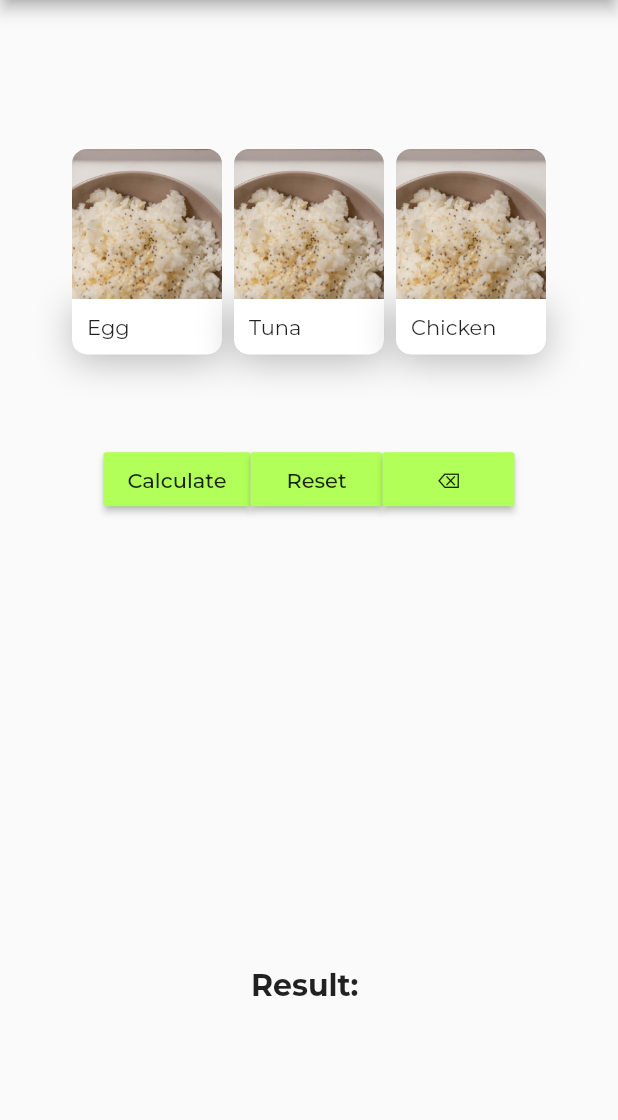
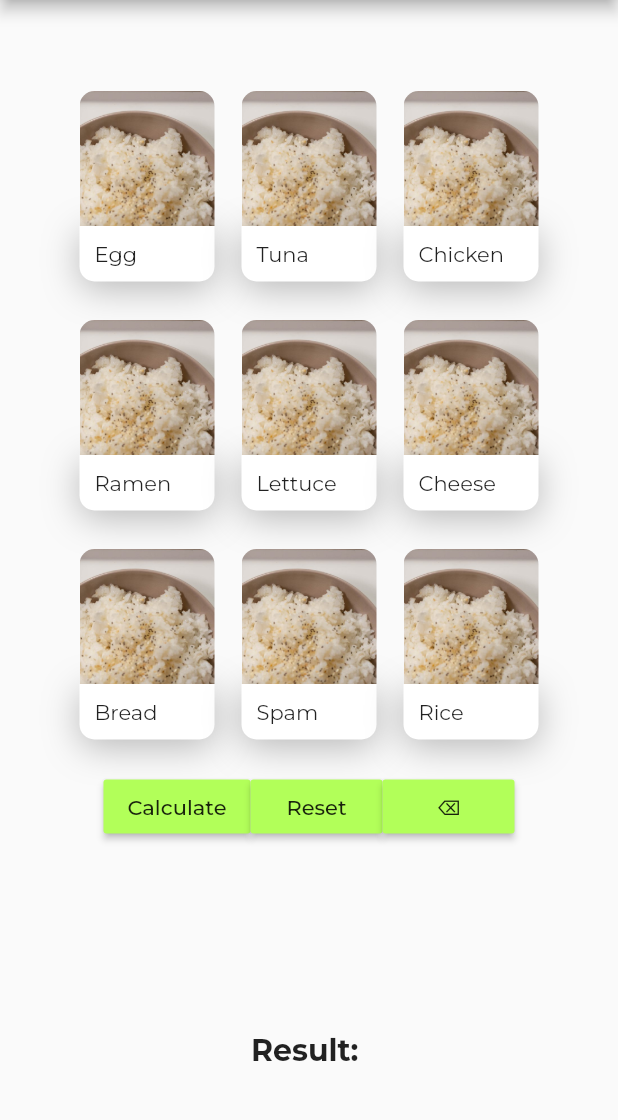
Before and after one commit to louisuy/foodsmash, a Flutter app: the screen it shows after launch, on a phone screen of 412 x 824 dp, the part 84-1204 px from its top. Run offline on Flutter 3.47's test engine with Material 2 defaults, Android fonts, the light colour scheme and no system bars; our stand-ins replace flutter_neumorphic, google_fonts.

Commit message:
🖼 Photo Containers added!

```diff
--- a/lib/home_page.dart
+++ b/lib/home_page.dart
@@ -86,7 +86,7 @@ class HomePageState extends State<HomePage> {
     });
   }
 
-  Widget foodItemBuild(String buttonText, Color buttonColor) {
+  Widget foodItemBuild(String buttonText, String imageURL) {
     /*return MaterialButton(
       height: 85,
       child: Text(buttonText),
@@ -94,18 +94,19 @@ class HomePageState extends State<HomePage> {
       color: buttonColor,
     );*/
     return Container(
-        margin: EdgeInsets.only(bottom: 0),
+        margin: const EdgeInsets.only(bottom: 0),
+        padding: EdgeInsets.all(5),
         width: 100,
         child: Column(
           children: [
             ClipRRect(
-              borderRadius: BorderRadius.only(
+              borderRadius: const BorderRadius.only(
                   topLeft: Radius.circular(10), topRight: Radius.circular(10)),
-              child: Image.asset('assets/rice.jpeg'),
+              child: Image.asset(imageURL),
             ),
             Container(
-              padding: EdgeInsets.all(10.0),
-              decoration: BoxDecoration(
+              padding: const EdgeInsets.all(10.0),
+              decoration: const BoxDecoration(
                   borderRadius: BorderRadius.only(
                       bottomLeft: Radius.circular(10),
                       bottomRight: Radius.circular(10)),
@@ -114,7 +115,7 @@ class HomePageState extends State<HomePage> {
                     BoxShadow(
                         offset: Offset(0, 5),
                         blurRadius: 20,
-                        color: Color(0x440000000))
+                        color: Color(0x44000000))
                   ]),
               child: Row(
                 children: [Text(buttonText)],
@@ -147,27 +148,27 @@ class HomePageState extends State<HomePage> {
               Row(
                 mainAxisAlignment: MainAxisAlignment.spaceEvenly,
                 children: [
-                  foodItemBuild("Egg", Colors.lightGreenAccent),
-                  foodItemBuild("Tuna", Colors.lightGreenAccent),
-                  foodItemBuild("Chicken", Colors.lightGreenAccent),
+                  foodItemBuild("Egg", 'assets/rice.jpeg'),
+                  foodItemBuild("Tuna", 'assets/rice.jpeg'),
+                  foodItemBuild("Chicken", 'assets/rice.jpeg'),
                 ],
               ),
-              // Row(
-              //   mainAxisAlignment: MainAxisAlignment.spaceEvenly,
-              //   children: [
-              //     foodItemBuild("Ramen", Colors.lightGreenAccent),
-              //     foodItemBuild("Lettuce", Colors.lightGreenAccent),
-              //     foodItemBuild("Cheese", Colors.lightGreenAccent),
-              //   ],
-              // ),
-              // Row(
-              //   mainAxisAlignment: MainAxisAlignment.spaceEvenly,
-              //   children: [
-              //     foodItemBuild("Bread", Colors.lightGreenAccent),
-              //     foodItemBuild("Spam", Colors.lightGreenAccent),
-              //     foodItemBuild("Rice", Colors.lightGreenAccent),
-              //   ],
-              // ),
+              Row(
+                mainAxisAlignment: MainAxisAlignment.spaceEvenly,
+                children: [
+                  foodItemBuild("Ramen", 'assets/rice.jpeg'),
+                  foodItemBuild("Lettuce", 'assets/rice.jpeg'),
+                  foodItemBuild("Cheese", 'assets/rice.jpeg'),
+                ],
+              ),
+              Row(
+                mainAxisAlignment: MainAxisAlignment.spaceEvenly,
+                children: [
+                  foodItemBuild("Bread", 'assets/rice.jpeg'),
+                  foodItemBuild("Spam", 'assets/rice.jpeg'),
+                  foodItemBuild("Rice", 'assets/rice.jpeg'),
+                ],
+              ),
               Row(
                 mainAxisAlignment: MainAxisAlignment.center,
                 children: [
```
